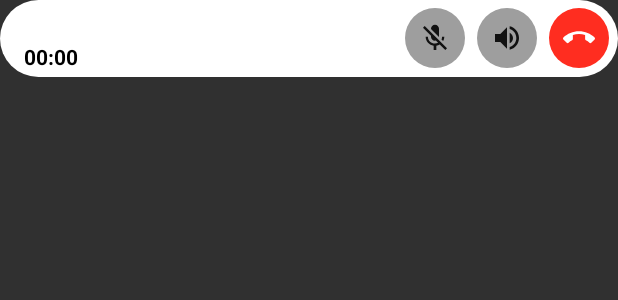
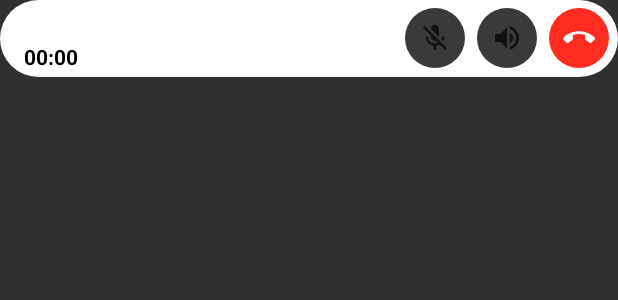
Before and after one commit to Biprajit05/Zero-Dialer, an Android app built with Jetpack Compose: the layout notification_call.xml on its own in the app's theme, with its tools: preview values and no code run, on a phone screen of 412 x 824 dp. Shown: the top 300 px of the screen. Run offline under Robolectric (Android 15) with nearby library versions, the phone set to English and light mode, and no system bars.

Commit message:
Add files via upload

```diff
--- a/app/src/main/res/drawable/notif_btn_gray.xml
+++ b/app/src/main/res/drawable/notif_btn_gray.xml
@@ -1,4 +1,4 @@
 <?xml version="1.0" encoding="utf-8"?>
 <shape xmlns:android="http://schemas.android.com/apk/res/android" android:shape="oval">
-    <solid android:color="#9E9E9E" />
+    <solid android:color="#3A3A3C" />
 </shape>
--- /dev/null
+++ b/app/src/main/res/drawable/notif_btn_white.xml
@@ -0,0 +1,4 @@
+<?xml version="1.0" encoding="utf-8"?>
+<shape xmlns:android="http://schemas.android.com/apk/res/android" android:shape="oval">
+    <solid android:color="#FFFFFF" />
+</shape>
```
